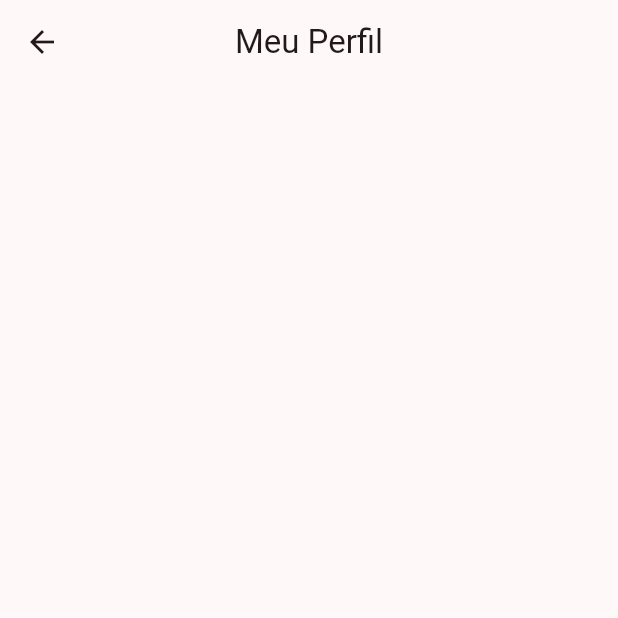
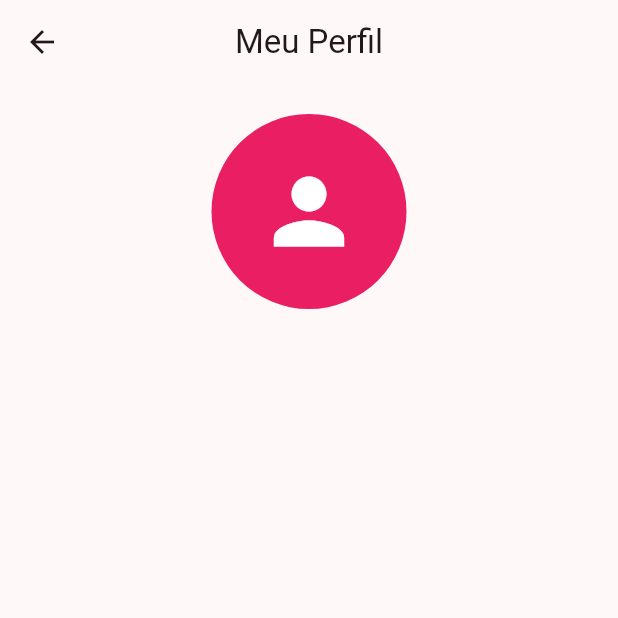
Before and after one commit to tasinassoemanuelli-ctrl/programacao-mobile-2026, a Flutter app: the Aula03 screen opened by its route, on a phone screen of 412 x 824 dp, the top half of it. Run offline on Flutter 3.47's test engine with Material 3 defaults, Android fonts, the phone set to English and light mode, and no system bars.

Commit message:
Trabalhando alinhamento do column

```diff
--- a/lib/paginas/aula03.dart
+++ b/lib/paginas/aula03.dart
@@ -14,8 +14,28 @@ class Aula03 extends StatelessWidget {
       body: SingleChildScrollView(
         // Adiciona um padding em torno do conteúdo da tela
         padding: EdgeInsets.all(20),
-        child: Column(
-          children: [],
+        // Precisamos do container para aplicar alihamento de forma corre
+        // eta
+        child: Container(
+          width: double.infinity,
+          child: const Column(
+            mainAxisSize: MainAxisSize.max,
+            // Alinhando ao centro
+            mainAxisAlignment: MainAxisAlignment.center,
+            crossAxisAlignment: CrossAxisAlignment.center,
+            children: [
+              // Cria um avatar circular
+              const CircleAvatar(
+                radius: 65,
+                backgroundColor: Colors.pink,
+                child: Icon(
+                  Icons.person,
+                  color: Colors.white,
+                  size: 70,
+                ),
+              )
+            ],
+          ),
         ),
       ),
     );
```
